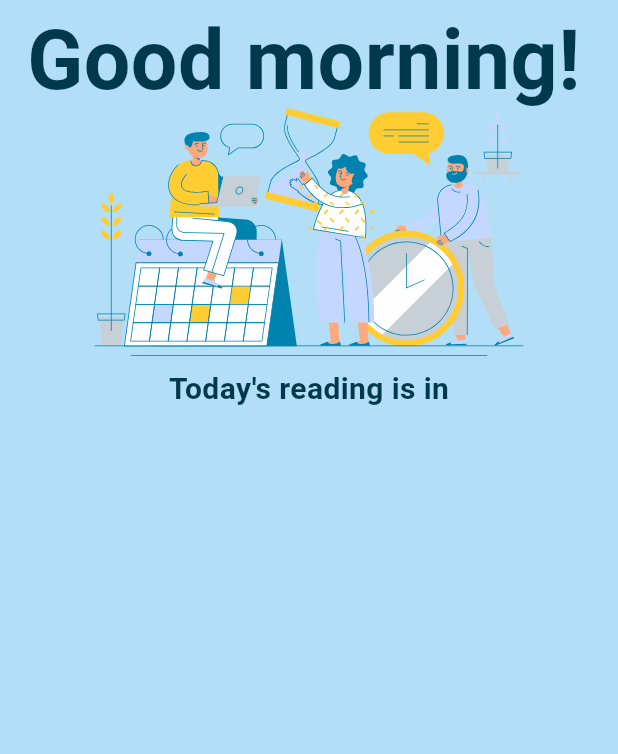
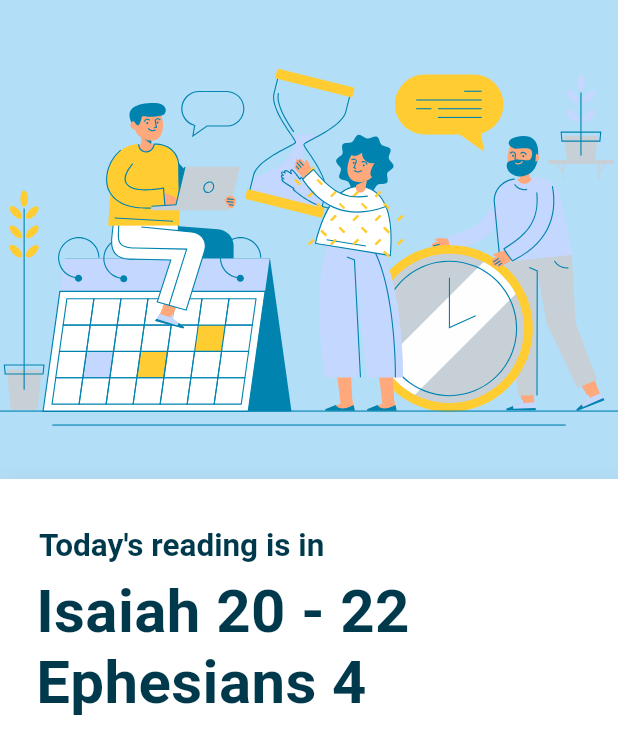
Before and after one commit to namaeconde/bible_yearly, a Flutter app: the screen it shows after launch, on a phone screen of 412 x 824 dp. Shown: the top 754 px of the screen. Run offline on Flutter 3.47's test engine with Material 2 defaults, Android fonts, the phone set to English and light mode, and no system bars; our stand-ins replace flutter_svg.

Commit message:
Update home screen to stacked image and positioned container

```diff
--- a/lib/main.dart
+++ b/lib/main.dart
@@ -57,35 +57,110 @@ class MyHomePage extends StatefulWidget {
   State<MyHomePage> createState() => _MyHomePageState();
 }
 
-class _MyHomePageState extends State<MyHomePage> {
+class _MyHomePageState extends State<MyHomePage> with TickerProviderStateMixin {
+  final double infoHeight = 364.0;
+
   @override
   Widget build(BuildContext context) {
-    return Container(
-      color: AppTheme.backgroundColor,
-      child: Scaffold(
-        backgroundColor: Colors.transparent,
-        body: Column(
+    final double tempHeight = MediaQuery.of(context).size.height -
+        (MediaQuery.of(context).size.width / 1.2) +
+        24.0;
+    return Scaffold(
+        backgroundColor: AppTheme.backgroundColor,
+        body: Stack(
           children: <Widget>[
-            const AppBarUI(text: "Good morning!"),
-            Container(
-              constraints: const BoxConstraints(maxWidth: 350, maxHeight: 250),
+            Column(children: <Widget>[
+              AspectRatio(
+                aspectRatio: 1.2,
                 child: SvgPicture.asset(
                     'assets/home/welcome_image.svg',
                     semanticsLabel: 'Welcome Image'
                 ),
               ),
-            const Text(
+            ]),
+            Positioned(
+              top: (MediaQuery.of(context).size.width / 1.2) - 24.0,
+              bottom: 0,
+              left: 0,
+              right: 0,
+              child: Container(
+                decoration: BoxDecoration(
+                  color: Colors.white,
+                  boxShadow: <BoxShadow>[
+                    BoxShadow(
+                        color: Colors.grey.withOpacity(0.2),
+                        offset: const Offset(1.1, 1.1),
+                        blurRadius: 10.0),
+                  ],
+                ),
+                child: Padding(
+                  padding: const EdgeInsets.only(left: 8, right: 8),
+                  child: SingleChildScrollView(
+                    child: Container(
+                      constraints: BoxConstraints(
+                          minHeight: infoHeight,
+                          maxHeight: tempHeight > infoHeight
+                              ? tempHeight
+                              : infoHeight),
+                      child: Column(
+                        mainAxisAlignment: MainAxisAlignment.center,
+                        crossAxisAlignment: CrossAxisAlignment.start,
+                        children: <Widget>[
+                          const Padding(
+                            padding: EdgeInsets.only(
+                                top: 32.0, left: 18, right: 16),
+                            child: Text(
                               "Today's reading is in",
                               textAlign: TextAlign.left,
                               style: TextStyle(
-                fontWeight: FontWeight.bold,
-                fontSize: 20,
-                letterSpacing: 0.27,
+                                fontWeight: FontWeight.w700,
+                                fontSize: 21,
                                 color: AppTheme.textColor,
                               ),
                             ),
+                          ),
+                          Expanded(
+                            child: Padding(
+                              padding: const EdgeInsets.only(
+                                  left: 16, right: 16, top: 8, bottom: 8),
+                              child: Column(
+                                crossAxisAlignment: CrossAxisAlignment.start,
+                                children: const <Widget>[
+                                  Text(
+                                      'Isaiah 20 - 22',
+                                      textAlign: TextAlign.justify,
+                                      style: TextStyle(
+                                        fontWeight: FontWeight.w700,
+                                        fontSize: 40,
+                                        letterSpacing: 0.27,
+                                        color: AppTheme.textColor,
+                                      )
+                                  ),
+                                  Text(
+                                      'Ephesians 4',
+                                      textAlign: TextAlign.justify,
+                                      style: TextStyle(
+                                        fontWeight: FontWeight.w700,
+                                        fontSize: 40,
+                                        letterSpacing: 0.27,
+                                        color: AppTheme.textColor,
+                                      )
+                                  ),
                                 ],
+                              ),
+                            ),
+                          ),
+                          SizedBox(
+                            height: MediaQuery.of(context).padding.bottom,
                           )
+                        ],
+                      ),
+                    ),
+                  ),
+                ),
+              ),
+            )
+          ]
         )
     );
   }
```
Lines whose indentation alone changed are shown as unchanged.
